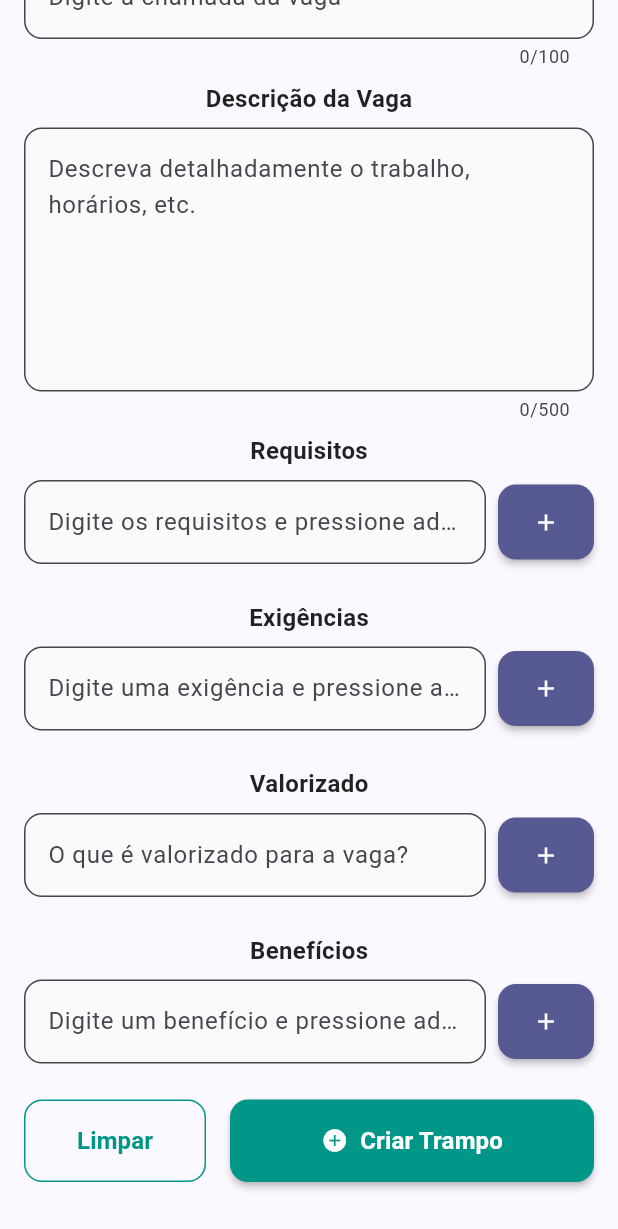
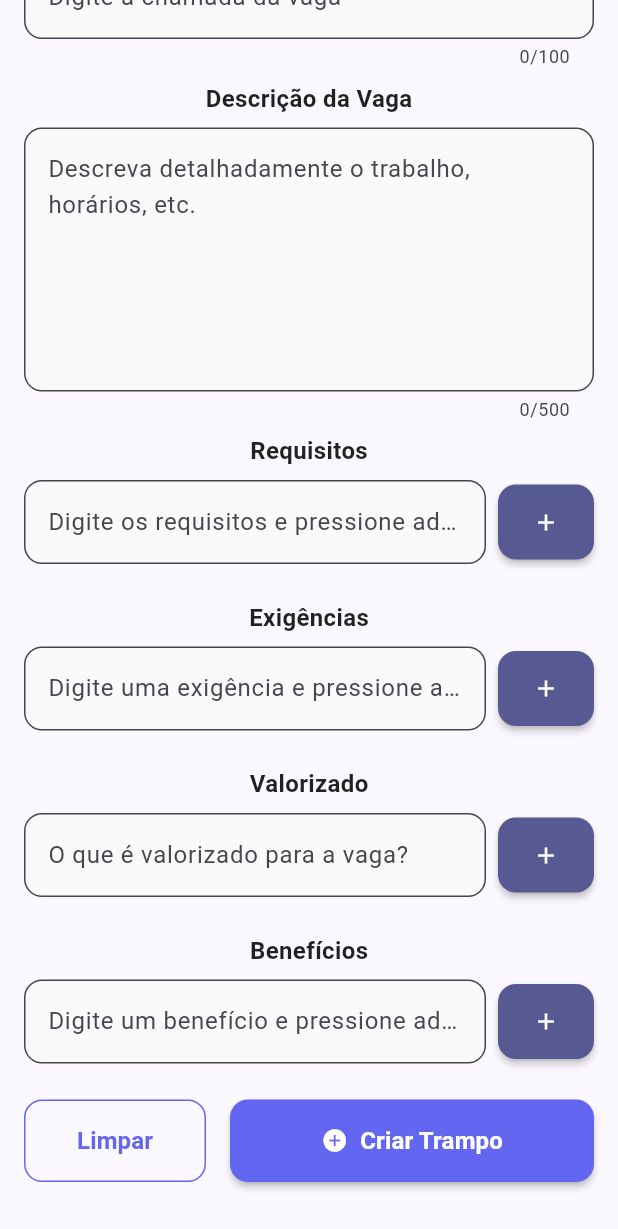
Before and after one commit to AdrLuft/trampo_br, a Flutter app: the CriarPage screen opened directly, scrolled down 738 dp, on a phone screen of 412 x 824 dp. Shown: the top 1229 px of the screen. Run offline on Flutter 3.47's test engine with Material 3 defaults, Android fonts, the phone set to English and light mode, and no system bars; our stand-ins replace cloud_firestore, firebase_auth, firebase_core, get, shared_preferences; missing offline and left inert: cpf_cnpj_validator; accounts and stored records are empty; generated files the repository leaves out were written again.

Commit message:
ajustes layouts

```diff
--- a/lib/app/core/configs/global_themes/app_theme.dart
+++ b/lib/app/core/configs/global_themes/app_theme.dart
@@ -55,7 +55,7 @@ class AppTheme {
       ),
 
       appBarTheme: const AppBarTheme(
-        backgroundColor: Colors.black,
+        backgroundColor: Color(0xFF6366F1),
         foregroundColor: Colors.white,
         elevation: 2,
         centerTitle: true,
--- a/lib/app/modules/job_pessoa_fisica_module/views/home/helpers/dialogs_home_view_pessoa_fisica/home_view_page_dialog/dialogs_home_view_pessoa_fisica.dart
+++ b/lib/app/modules/job_pessoa_fisica_module/views/home/helpers/dialogs_home_view_pessoa_fisica/home_view_page_dialog/dialogs_home_view_pessoa_fisica.dart
@@ -183,7 +183,7 @@ class _ResetPasswordDialogState extends State<_ResetPasswordDialog> {
         PerformanceConfig.showOptimizedSnackbar(
           title: 'Email Enviado',
           message: 'Instruções enviadas para $email',
-          backgroundColor: Colors.green,
+          backgroundColor: const Color(0xFF6366F1),
           icon: Icons.check_circle,
           duration: const Duration(seconds: 4),
         );
@@ -376,7 +376,7 @@ class _ChangePasswordDialogState extends State<_ChangePasswordDialog> {
         PerformanceConfig.showOptimizedSnackbar(
           title: 'Sucesso',
           message: 'Senha alterada com sucesso!',
-          backgroundColor: Colors.green,
+          backgroundColor: const Color(0xFF6366F1),
           icon: Icons.check_circle,
         );
       }
--- a/lib/app/modules/job_pessoa_fisica_module/views/home/helpers/pages_for_homeview_pessoa_fisica/criar_trampo_page/criar_trampo_page.dart
+++ b/lib/app/modules/job_pessoa_fisica_module/views/home/helpers/pages_for_homeview_pessoa_fisica/criar_trampo_page/criar_trampo_page.dart
@@ -333,7 +333,7 @@ class _CriarPageState extends State<CriarPage> {
                                     modalidade,
                                   ),
                                   size: 20,
-                                  color: Colors.teal,
+                                  color: const Color(0xFF6366F1),
                                 ),
                                 const SizedBox(width: 8),
                                 Text(modalidade),
@@ -376,7 +376,7 @@ class _CriarPageState extends State<CriarPage> {
                   const Spacer(),
                   Switch(
                     value: _salarioACombinar,
-                    activeColor: Colors.teal,
+                    activeColor: const Color(0xFF6366F1),
                     onChanged: (value) {
                       setState(() {
                         _salarioACombinar = value;
@@ -414,7 +414,10 @@ class _CriarPageState extends State<CriarPage> {
                         child: const Row(
                           mainAxisSize: MainAxisSize.min,
                           children: [
-                            Icon(Icons.attach_money, color: Colors.teal),
+                            Icon(
+                              Icons.attach_money,
+                              color: const Color(0xFF6366F1),
+                            ),
                             SizedBox(width: 4),
                             Text(
                               'R\$',
@@ -506,7 +509,7 @@ class _CriarPageState extends State<CriarPage> {
                       child: const Row(
                         mainAxisSize: MainAxisSize.min,
                         children: [
-                          Icon(Icons.phone, color: Colors.teal),
+                          Icon(Icons.phone, color: const Color(0xFF6366F1)),
                           SizedBox(width: 4),
                           Text(
                             '+55',
@@ -673,14 +676,14 @@ class _CriarPageState extends State<CriarPage> {
                         shape: RoundedRectangleBorder(
                           borderRadius: BorderRadius.circular(12),
                         ),
-                        side: const BorderSide(color: Colors.teal),
+                        side: const BorderSide(color: Color(0xFF6366F1)),
                       ),
                       child: const Text(
                         'Limpar',
                         style: TextStyle(
                           fontSize: 16,
                           fontWeight: FontWeight.w600,
-                          color: Colors.teal,
+                          color: const Color(0xFF6366F1),
                         ),
                       ),
                     ),
@@ -691,7 +694,7 @@ class _CriarPageState extends State<CriarPage> {
                     child: Obx(
                       () => ElevatedButton(
                         style: ElevatedButton.styleFrom(
-                          backgroundColor: Colors.teal,
+                          backgroundColor: const Color(0xFF6366F1),
                           foregroundColor: Colors.white,
                           padding: const EdgeInsets.symmetric(vertical: 16),
                           shape: RoundedRectangleBorder(
@@ -739,7 +742,9 @@ class _CriarPageState extends State<CriarPage> {
                                         content: Text(
                                           'Trampo criado com sucesso!',
                                         ),
-                                        backgroundColor: Colors.green,
+                                        backgroundColor: const Color(
+                                          0xFF6366F1,
+                                        ),
                                         duration: Duration(seconds: 2),
                                       ),
                                     );
--- a/lib/app/modules/job_pessoa_fisica_module/views/home/helpers/pages_for_homeview_pessoa_fisica/vagas_pages/helpers/vagas_pages_dialos/vagas_pages_dialogs.dart
+++ b/lib/app/modules/job_pessoa_fisica_module/views/home/helpers/pages_for_homeview_pessoa_fisica/vagas_pages/helpers/vagas_pages_dialos/vagas_pages_dialogs.dart
@@ -34,14 +34,14 @@ class VagasPagesDialogs {
       switch (status?.toLowerCase()) {
         case 'disponivel':
         case 'disponível':
-          return Colors.green;
+          return const Color(0xFF6366F1);
         case 'ocupado':
           return Colors.orange;
         case 'finalizado':
         case 'encerrado':
           return Colors.grey;
         default:
-          return Colors.green;
+          return const Color(0xFF6366F1);
       }
     }
 
@@ -261,7 +261,7 @@ class VagasPagesDialogs {
         normalizado.contains('disponível')) {
       return Colors.orange;
     } else {
-      return Colors.green;
+      return const Color(0xFF6366F1);
     }
   }
 }
--- a/lib/app/modules/job_pessoa_fisica_module/views/home/helpers/pages_for_homeview_pessoa_fisica/vagas_pages/vagas_page_helper.dart
+++ b/lib/app/modules/job_pessoa_fisica_module/views/home/helpers/pages_for_homeview_pessoa_fisica/vagas_pages/vagas_page_helper.dart
@@ -42,13 +42,13 @@ class _VagasPageState extends State<VagasPage> with TickerProviderStateMixin {
     switch (status?.toLowerCase()) {
       case 'disponivel':
       case 'disponível':
-        return Colors.green;
+        return const Color(0xFF6366F1);
       case 'ocupado':
         return Colors.orange;
       case 'finalizado':
         return Colors.grey;
       default:
-        return Colors.green;
+        return const Color(0xFF6366F1);
     }
   }
 
```
Also changed, not shown: lib/app/modules/job_pessoa_fisica_module/views/home/helpers/pages_for_homeview_pessoa_fisica/detalhes_vaga_page/detalhe_vaga_page_helpers.dart (+9 -5 lines), lib/app/modules/job_pessoa_fisica_module/views/home/helpers/pages_for_homeview_pessoa_fisica/detalhes_vaga_page/detalhes_vagas_page.dart (+19 -13 lines).
